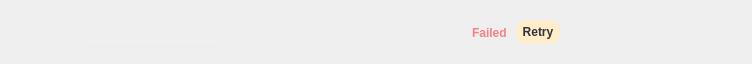
Old version of the form src/MEGASync/gui/macx/TransferManagerDelegateWidget.ui in the repository meganz/MEGAsync.
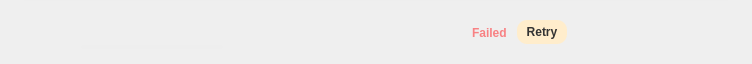
New version of the form. The open tabs and pages were chosen to show the change. Icons and pictures are not drawn.

Commit message: Minor bugs fixed (retry transfer, overquota transfer...) // Drag and drop backdrop widget // Remove transfer when retrying // Move transfer file type to utilities

```diff
--- a/src/MEGASync/gui/macx/TransferManagerDelegateWidget.ui
+++ b/src/MEGASync/gui/macx/TransferManagerDelegateWidget.ui
@@ -349,7 +349,7 @@
            <number>16</number>
           </property>
           <property name="rightMargin">
-           <number>0</number>
+           <number>10</number>
           </property>
           <property name="bottomMargin">
            <number>8</number>
@@ -364,13 +364,13 @@
             </property>
             <property name="minimumSize">
              <size>
-              <width>160</width>
+              <width>155</width>
               <height>20</height>
              </size>
             </property>
             <property name="maximumSize">
              <size>
-              <width>16777215</width>
+              <width>155</width>
               <height>20</height>
              </size>
             </property>
@@ -410,7 +410,7 @@
               <number>0</number>
              </property>
              <property name="rightMargin">
-              <number>48</number>
+              <number>38</number>
              </property>
              <property name="bottomMargin">
               <number>0</number>
@@ -642,9 +642,9 @@
           </widget>
          </widget>
          <widget class="QWidget" name="pFailed">
-          <layout class="QHBoxLayout" name="pFailedLayout">
+          <layout class="QHBoxLayout" name="pFailedLayout" stretch="0,1,0">
            <property name="spacing">
-            <number>0</number>
+            <number>10</number>
            </property>
            <property name="leftMargin">
             <number>0</number>
@@ -653,7 +653,7 @@
             <number>0</number>
            </property>
            <property name="rightMargin">
-            <number>32</number>
+            <number>0</number>
            </property>
            <property name="bottomMargin">
             <number>0</number>
@@ -680,20 +680,20 @@
            <item>
             <widget class="QToolButton" name="tItemRetry">
              <property name="sizePolicy">
-              <sizepolicy hsizetype="Preferred" vsizetype="Fixed">
+              <sizepolicy hsizetype="Fixed" vsizetype="Fixed">
                <horstretch>0</horstretch>
                <verstretch>0</verstretch>
               </sizepolicy>
              </property>
              <property name="minimumSize">
               <size>
-               <width>0</width>
+               <width>50</width>
                <height>24</height>
               </size>
              </property>
              <property name="maximumSize">
               <size>
-               <width>16777215</width>
+               <width>50</width>
                <height>24</height>
               </size>
              </property>
@@ -702,6 +702,19 @@
              </property>
             </widget>
            </item>
+		   <item>
+            <spacer name="horizontalSpacer_2">
+             <property name="orientation">
+              <enum>Qt::Horizontal</enum>
+             </property>
+             <property name="sizeHint" stdset="0">
+              <size>
+               <width>0</width>
+               <height>0</height>
+              </size>
+             </property>
+            </spacer>
+           </item>
           </layout>
          </widget>
         </widget>
```
The commit also changes 23 other files.
